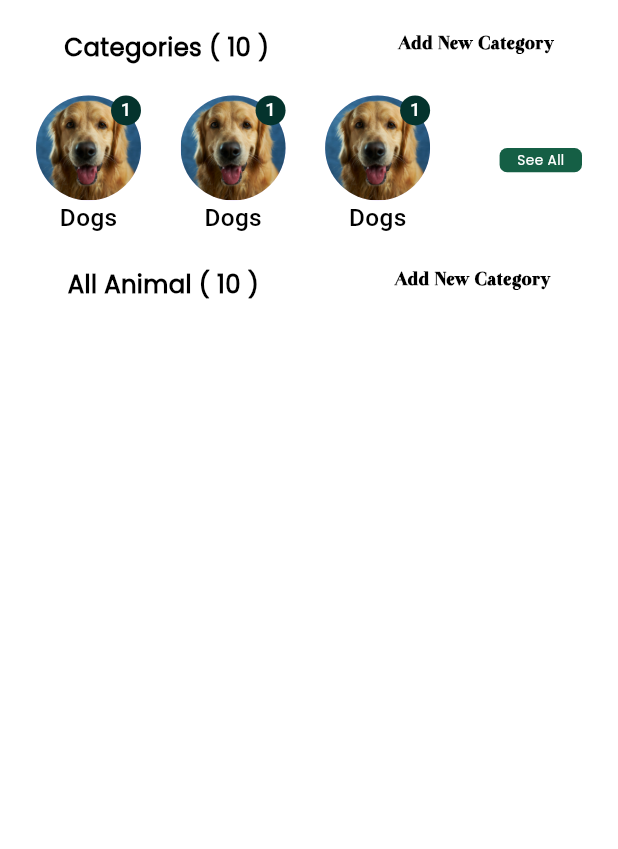
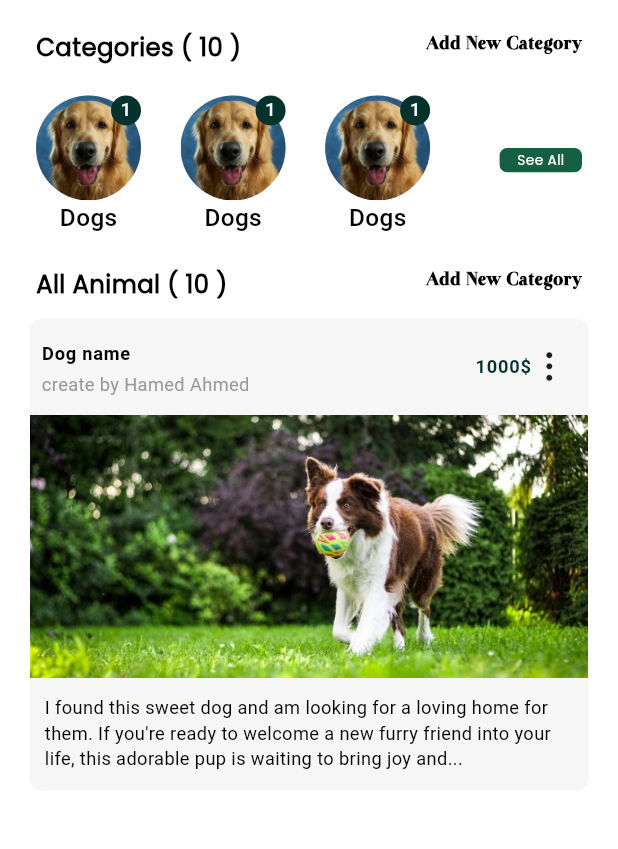
Before and after one commit to hamed12232/Animooo_App, a Flutter app: the screen it shows after launch, on a phone screen of 412 x 824 dp, the part 108-957 px from its top. Run offline on Flutter 3.47's test engine with Material 3 defaults, Android fonts, the phone set to English and light mode, and no system bars; our stand-ins replace connectivity_plus, dartz, dio, dotted_border, flutter_bloc, flutter_screenutil and 4 more.

Commit message:
add PetCard

```diff
--- a/lib/core/constant/asset_values.dart
+++ b/lib/core/constant/asset_values.dart
@@ -3,6 +3,7 @@ class AssetValues {
   static const String _basePath = 'assets/images';
   static const String logoSvg = '$_basePath/svg/animoo_logo.svg';
   static const String categoriesPhoto = '$_basePath/png/image.png';
+  static const String productPhoto = 'assets/images/png/product1.jpg';
 }
 
 class FontValues {
--- a/lib/core/style/app_colors.dart
+++ b/lib/core/style/app_colors.dart
@@ -8,9 +8,11 @@ class AppColors {
   static const Color kgreyColor = Color(0xff6C6C6C);
   static const Color kTextFieldColor = Color(0xffF6F6F6);
   static const Color kTextFieldHintColor = Color(0xff505050);
+  static const Color kSubtitleCategoriyTextColor = Color(0xff999999);
   static const Color kDonotHaveAccountColor = Color(0xff828282);
   static const Color kannotationPasswordColor = Color(0xffFC1B1A);
   static const Color krulesOfPasswordColor = Color(0xff08A43A);
   static const Color ksellAllProductsColor = Color(0xff155F45);
+  static const Color kellipsisVerticalIconColor = Color(0xff1C1B1F);
   static const Color kborderOtbColor = Color(0xffD6D6D6);
 }
--- a/lib/core/style/app_height.dart
+++ b/lib/core/style/app_height.dart
@@ -16,6 +16,8 @@ class AppHeight {
   static double h82 = 82.h;
   static double h93 = 93.h;
   static double h151 = 151.h;
+  static double h173 = 173.h;
   static double h200 = 200.h;
   static double h257 = 257.h;
+  static double h310 = 310.h;
 }
--- a/lib/features/home/view/screen/home_screen.dart
+++ b/lib/features/home/view/screen/home_screen.dart
@@ -1,10 +1,15 @@
 import 'package:animoo_app/core/spacing/vertical_space.dart';
+import 'package:animoo_app/core/style/app_border_radius.dart';
 import 'package:animoo_app/core/style/app_colors.dart';
+import 'package:animoo_app/core/style/app_fonts_size.dart';
 import 'package:animoo_app/core/style/app_height.dart';
+import 'package:animoo_app/core/style/app_width.dart';
 import 'package:animoo_app/core/style/padding.dart';
 import 'package:animoo_app/features/home/view/widget/category_section_header.dart';
 import 'package:animoo_app/features/home/view/widget/custom_app_bar_home_screen.dart';
 import 'package:animoo_app/features/home/view/widget/custom_list_view_seperator_categories.dart';
+import 'package:animoo_app/features/home/view/widget/pet_card.dart';
+import 'package:flutter/cupertino.dart';
 import 'package:flutter/material.dart';
 
 class HomeScreen extends StatelessWidget {
@@ -23,14 +28,11 @@ class HomeScreen extends StatelessWidget {
               VerticalSpace(height: AppHeight.h20),
               CategorySectionHeader(headerName: "Categories ( 10 )"),
               VerticalSpace(height: AppHeight.h20),
-              Padding(
-                padding: const EdgeInsets.symmetric(
-                  horizontal: PAdding.kPadding24,
-                ),
-                child: CustomListViewSeperatorCategories(),
-              ),
+              CustomListViewSeperatorCategories(),
               VerticalSpace(height: AppHeight.h20),
               CategorySectionHeader(headerName: "All Animal ( 10 )"),
+              VerticalSpace(height: AppHeight.h11),
+              PetCard(),
             ],
           ),
         ),
--- a/lib/features/home/view/widget/category_section_header.dart
+++ b/lib/features/home/view/widget/category_section_header.dart
@@ -1,18 +1,18 @@
-
 import 'package:animoo_app/core/style/app_colors.dart';
 import 'package:animoo_app/core/style/app_fonts_size.dart';
+import 'package:animoo_app/core/style/padding.dart';
 import 'package:flutter/material.dart';
 
 class CategorySectionHeader extends StatelessWidget {
-  const CategorySectionHeader({
-    super.key, required this.headerName,
-  });
+  const CategorySectionHeader({super.key, required this.headerName});
   final String headerName;
 
   @override
   Widget build(BuildContext context) {
-    return Row(
-      mainAxisAlignment: MainAxisAlignment.spaceAround,
+    return Padding(
+      padding: const EdgeInsets.symmetric(horizontal: PAdding.kPadding24),
+      child: Row(
+        mainAxisAlignment: MainAxisAlignment.spaceBetween,
         crossAxisAlignment: CrossAxisAlignment.start,
         children: [
           Text(
@@ -35,6 +35,7 @@ class CategorySectionHeader extends StatelessWidget {
             ),
           ),
         ],
+      ),
     );
   }
 }
--- a/lib/features/home/view/widget/custom_list_view_seperator_categories.dart
+++ b/lib/features/home/view/widget/custom_list_view_seperator_categories.dart
@@ -1,4 +1,3 @@
-
 import 'package:animoo_app/core/constant/asset_values.dart';
 import 'package:animoo_app/core/spacing/horizental_space.dart';
 import 'package:animoo_app/core/style/app_border_radius.dart';
@@ -10,13 +9,13 @@ import 'package:animoo_app/core/style/padding.dart';
 import 'package:flutter/material.dart';
 
 class CustomListViewSeperatorCategories extends StatelessWidget {
-  const CustomListViewSeperatorCategories({
-    super.key,
-  });
+  const CustomListViewSeperatorCategories({super.key});
 
   @override
   Widget build(BuildContext context) {
-    return SizedBox(
+    return Padding(
+      padding: const EdgeInsets.symmetric(horizontal: PAdding.kPadding24),
+      child: SizedBox(
         height: AppHeight.h93,
         child: Row(
           children: [
@@ -76,9 +75,7 @@ class CustomListViewSeperatorCategories extends StatelessWidget {
                 decoration: BoxDecoration(
                   color: AppColors.ksellAllProductsColor,
 
-                borderRadius: BorderRadius.circular(
-                  AppBorderRadius.br5,
-                ),
+                  borderRadius: BorderRadius.circular(AppBorderRadius.br5),
                 ),
                 child: Center(
                   child: Text(
@@ -94,6 +91,7 @@ class CustomListViewSeperatorCategories extends StatelessWidget {
             ),
           ],
         ),
+      ),
     );
   }
 }
--- /dev/null
+++ b/lib/features/home/view/widget/pet_card.dart
@@ -0,0 +1,101 @@
+
+import 'package:animoo_app/core/spacing/vertical_space.dart';
+import 'package:animoo_app/core/style/app_border_radius.dart';
+import 'package:animoo_app/core/style/app_colors.dart';
+import 'package:animoo_app/core/style/app_fonts_size.dart';
+import 'package:animoo_app/core/style/app_height.dart';
+import 'package:animoo_app/core/style/app_width.dart';
+import 'package:animoo_app/core/style/padding.dart';
+import 'package:flutter/cupertino.dart';
+import 'package:flutter/material.dart';
+
+class PetCard extends StatelessWidget {
+  const PetCard({
+    super.key,
+  });
+
+  @override
+  Widget build(BuildContext context) {
+    return Container(
+      width: AppWidth.w339,
+      height: AppHeight.h310,
+      decoration: BoxDecoration(
+        color: AppColors.kTextFieldColor,
+        borderRadius: BorderRadius.circular(AppBorderRadius.br8),
+      ),
+      child: Column(
+        children: [
+          ListTile(
+            dense: true, //عشان يقلل المسافة بين العناصر
+            contentPadding: EdgeInsets.only(
+              left: PAdding.kPadding8,
+              right: PAdding.kPadding14,
+            ),
+            title: Text(
+              "Dog name",
+              style: TextStyle(
+                color: AppColors.kblackColor,
+                fontSize: AppFontsSize.s12,
+                fontWeight: FontWeight.w600,
+              ),
+            ),
+            subtitle: Text(
+              "create by Hamed Ahmed",
+              style: TextStyle(
+                color: AppColors.kSubtitleCategoriyTextColor,
+                fontSize: AppFontsSize.s12,
+                fontWeight: FontWeight.w400,
+              ),
+            ),
+            trailing: Row(
+              mainAxisSize: MainAxisSize.min,
+              //عشان الـ Row ما يستهلكش المساحة كلها
+              children: [
+                Text(
+                  "1000\$",
+                  style: TextStyle(
+                    color: AppColors.kprimaryColor,
+                    fontSize: AppFontsSize.s12,
+                    fontWeight: FontWeight.w600,
+                  ),
+                ),
+                Icon(
+                  CupertinoIcons.ellipsis_vertical,
+                  color: AppColors.kellipsisVerticalIconColor,
+                ),
+              ],
+            ),
+          ),
+          SizedBox(
+            width: double.infinity,
+            height: AppHeight.h173,
+            child: Image.asset(
+              'assets/images/png/product1.jpg',
+              fit: BoxFit.cover,
+            ),
+          ),
+          VerticalSpace(height: AppHeight.h11),
+          Expanded(
+            child: Padding(
+              padding: const EdgeInsets.symmetric(
+                horizontal: PAdding.kPadding10,
+              ),
+              child: Text(
+                "I found this sweet dog and am looking for a loving home for them. If you're ready to welcome a new furry friend into your life, this adorable pup is waiting to bring joy and...",
+                style: TextStyle(
+                  color: AppColors.kblackColor,
+                  fontSize: AppFontsSize.s12,
+                  fontWeight: FontWeight.w400,
+                ),
+                maxLines: null,
+                overflow: TextOverflow.visible,
+                softWrap: true, //عشان الكلام يكسر سطر لو طويل
+                textAlign: TextAlign.start,
+              ),
+            ),
+          ),
+        ],
+      ),
+    );
+  }
+}
```
Also changed, not shown: assets/images/png/product1.jpg (added). Lines whose indentation alone changed are shown as unchanged.
